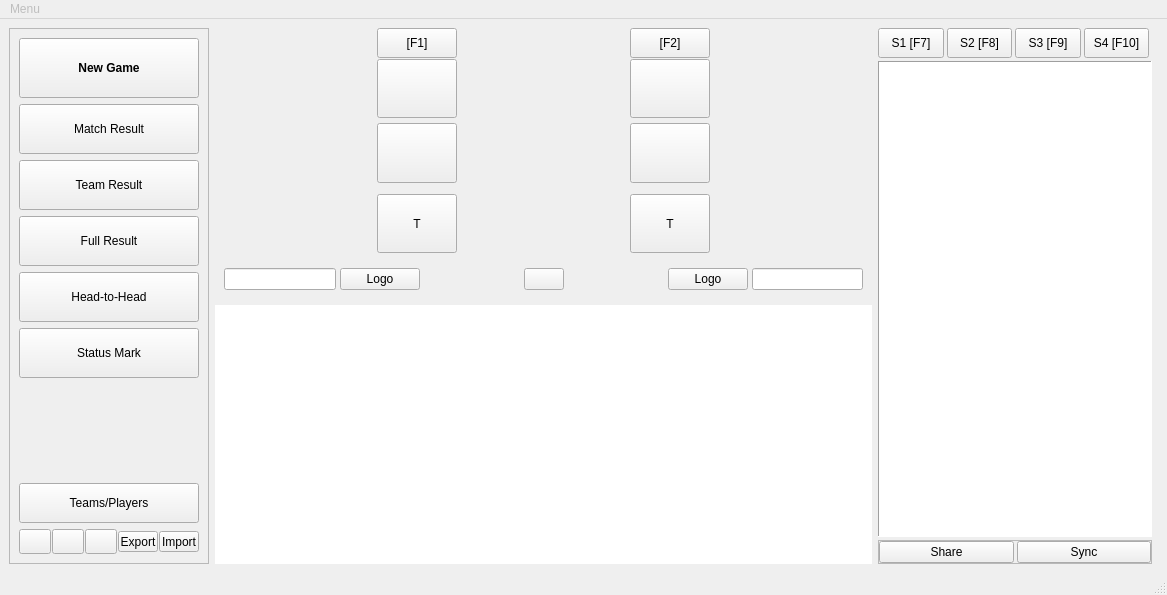
Above: mainwindow.ui from xiaoyuanyangxu/sportroom-qt before the change. Below: the same form after it.
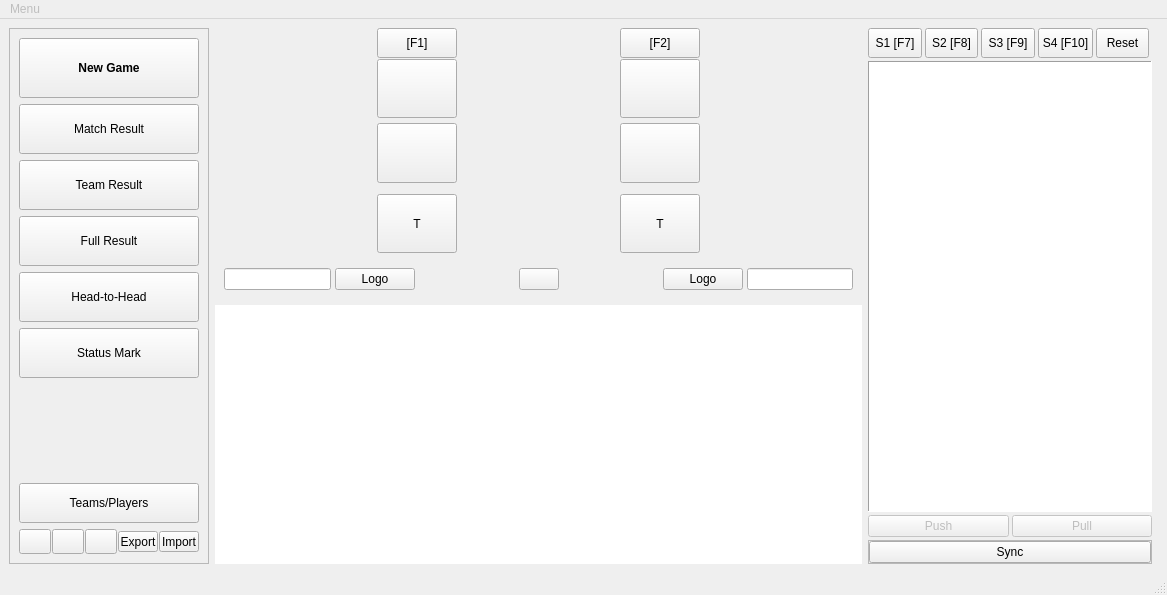
That is the form after the change. Icons and pictures are not drawn. Custom widgets are drawn as their Qt base class.

What changed in the file:
```diff
--- a/mainwindow.ui
+++ b/mainwindow.ui
@@ -1118,17 +1118,17 @@
      <widget class="QWidget" name="statusWidget" native="true">
       <property name="minimumSize">
        <size>
-        <width>280</width>
+        <width>290</width>
         <height>0</height>
        </size>
       </property>
       <property name="maximumSize">
        <size>
-        <width>280</width>
+        <width>290</width>
         <height>16777215</height>
        </size>
       </property>
-      <layout class="QVBoxLayout" name="verticalLayout_7" stretch="0,1,0">
+      <layout class="QVBoxLayout" name="verticalLayout_7" stretch="0,1,0,0">
        <property name="spacing">
         <number>3</number>
        </property>
@@ -1184,13 +1184,13 @@
             </property>
             <property name="minimumSize">
              <size>
-              <width>60</width>
+              <width>50</width>
               <height>30</height>
              </size>
             </property>
             <property name="maximumSize">
              <size>
-              <width>80</width>
+              <width>55</width>
               <height>80</height>
              </size>
             </property>
@@ -1225,13 +1225,13 @@
             </property>
             <property name="minimumSize">
              <size>
-              <width>60</width>
+              <width>50</width>
               <height>30</height>
              </size>
             </property>
             <property name="maximumSize">
              <size>
-              <width>80</width>
+              <width>55</width>
               <height>80</height>
              </size>
             </property>
@@ -1266,13 +1266,13 @@
             </property>
             <property name="minimumSize">
              <size>
-              <width>60</width>
+              <width>50</width>
               <height>30</height>
              </size>
             </property>
             <property name="maximumSize">
              <size>
-              <width>80</width>
+              <width>55</width>
               <height>80</height>
              </size>
             </property>
@@ -1307,13 +1307,13 @@
             </property>
             <property name="minimumSize">
              <size>
-              <width>60</width>
+              <width>50</width>
               <height>30</height>
              </size>
             </property>
             <property name="maximumSize">
              <size>
-              <width>80</width>
+              <width>55</width>
               <height>80</height>
              </size>
             </property>
@@ -1338,6 +1338,38 @@
             </property>
            </widget>
           </item>
+          <item>
+           <widget class="QToolButton" name="resetToolButton">
+            <property name="minimumSize">
+             <size>
+              <width>50</width>
+              <height>30</height>
+             </size>
+            </property>
+            <property name="maximumSize">
+             <size>
+              <width>55</width>
+              <height>16777215</height>
+             </size>
+            </property>
+            <property name="text">
+             <string>Reset</string>
+            </property>
+            <property name="icon">
+             <iconset resource="images.qrc">
+              <normaloff>:/images/delete.png</normaloff>:/images/delete.png</iconset>
+            </property>
+            <property name="iconSize">
+             <size>
+              <width>24</width>
+              <height>24</height>
+             </size>
+            </property>
+            <property name="toolButtonStyle">
+             <enum>Qt::ToolButtonTextUnderIcon</enum>
+            </property>
+           </widget>
+          </item>
          </layout>
         </widget>
        </item>
@@ -1348,6 +1380,61 @@
          </property>
         </widget>
        </item>
+       <item>
+        <widget class="QFrame" name="frame_6">
+         <property name="frameShape">
+          <enum>QFrame::NoFrame</enum>
+         </property>
+         <property name="frameShadow">
+          <enum>QFrame::Raised</enum>
+         </property>
+         <layout class="QHBoxLayout" name="horizontalLayout_7">
+          <property name="spacing">
+           <number>3</number>
+          </property>
+          <property name="leftMargin">
+           <number>0</number>
+          </property>
+          <property name="topMargin">
+           <number>0</number>
+          </property>
+          <property name="rightMargin">
+           <number>0</number>
+          </property>
+          <property name="bottomMargin">
+           <number>0</number>
+          </property>
+          <item>
+           <widget class="QPushButton" name="pushPushButton">
+            <property name="enabled">
+             <bool>false</bool>
+            </property>
+            <property name="text">
+             <string>Push</string>
+            </property>
+            <property name="icon">
+             <iconset resource="images.qrc">
+              <normaloff>:/images/push_to_cloud.png</normaloff>:/images/push_to_cloud.png</iconset>
+            </property>
+           </widget>
+          </item>
+          <item>
+           <widget class="QPushButton" name="pullPushButton">
+            <property name="enabled">
+             <bool>false</bool>
+            </property>
+            <property name="text">
+             <string>Pull</string>
+            </property>
+            <property name="icon">
+             <iconset resource="images.qrc">
+              <normaloff>:/images/download_from_cloud.png</normaloff>:/images/download_from_cloud.png</iconset>
+            </property>
+           </widget>
+          </item>
+         </layout>
+        </widget>
+       </item>
        <item>
         <widget class="QFrame" name="frame_5">
          <property name="frameShape">
@@ -1372,17 +1459,6 @@
           <property name="bottomMargin">
            <number>0</number>
           </property>
-          <item>
-           <widget class="QPushButton" name="sharePushButton">
-            <property name="text">
-             <string>Share</string>
-            </property>
-            <property name="icon">
-             <iconset resource="images.qrc">
-              <normaloff>:/images/push_to_cloud.png</normaloff>:/images/push_to_cloud.png</iconset>
-            </property>
-           </widget>
-          </item>
           <item>
            <widget class="QPushButton" name="syncPushButton">
             <property name="text">
```
Left out of the diff: 2 changed lines with no effect on the pictures.
